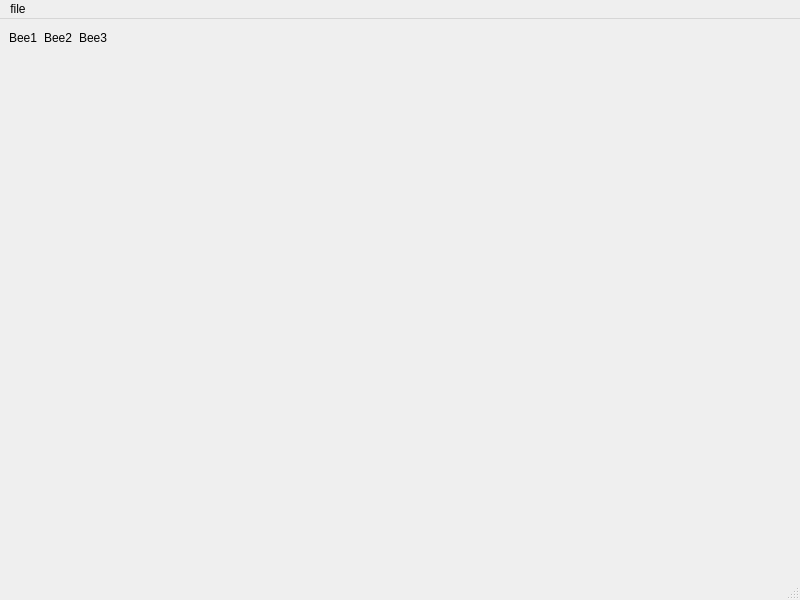
Old version of the form ui/BeeReal.ui in the repository nicolasCtd/beeReal.
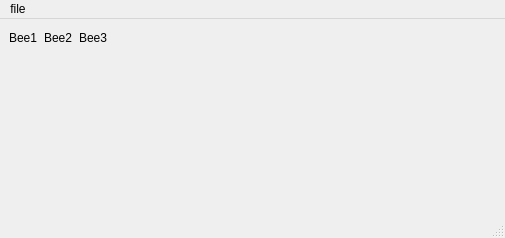
New version of the form.

The edit to the form file:
```diff
--- a/ui/BeeReal.ui
+++ b/ui/BeeReal.ui
@@ -6,8 +6,8 @@
    <rect>
     <x>0</x>
     <y>0</y>
-    <width>800</width>
-    <height>600</height>
+    <width>505</width>
+    <height>238</height>
    </rect>
   </property>
   <property name="windowTitle">
@@ -79,7 +79,7 @@
       <property name="sizeHint" stdset="0">
        <size>
         <width>20</width>
-        <height>495</height>
+        <height>133</height>
        </size>
       </property>
      </spacer>
@@ -91,7 +91,7 @@
     <rect>
      <x>0</x>
      <y>0</y>
-     <width>800</width>
+     <width>505</width>
      <height>26</height>
     </rect>
    </property>
```
